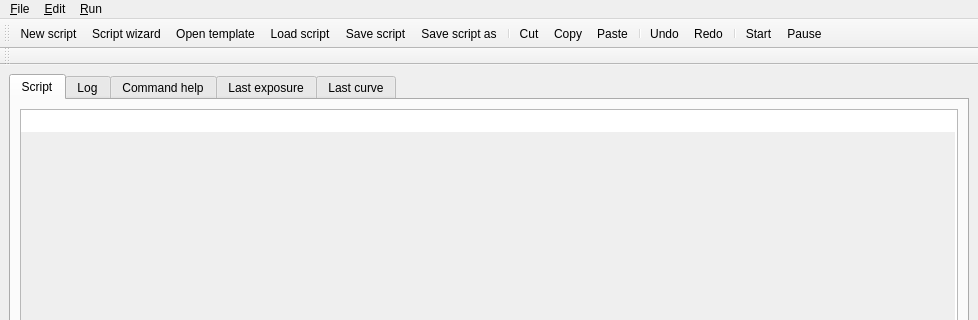
The window that cct/qtgui/measurement/scripteditor/scripteditor.ui (awacha/cct) describes before a commit, drawn with Qt 5; both pictures show x 0 to 978 and y 0 to 320 of the 978 by 571 pixel window.
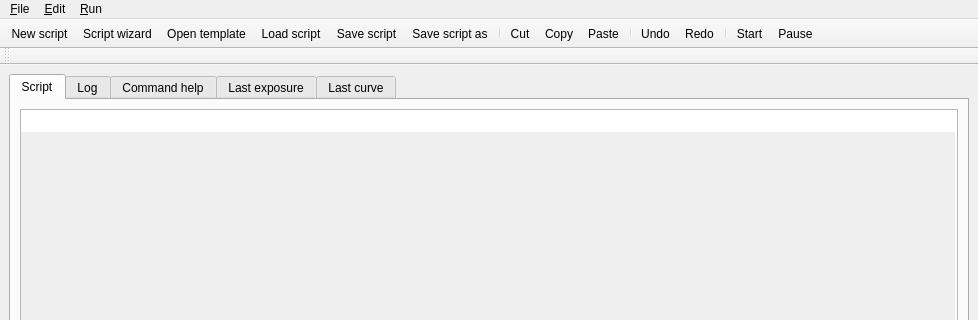
The same window after the commit. Icons and pictures are not drawn.

Commit message: Small ScriptEditor UI adjustments

```diff
--- a/cct/qtgui/measurement/scripteditor/scripteditor.ui
+++ b/cct/qtgui/measurement/scripteditor/scripteditor.ui
@@ -17,6 +17,9 @@
    <iconset resource="../../../resource/icons/icons.qrc">
     <normaloff>:/icons/script.svg</normaloff>:/icons/script.svg</iconset>
   </property>
+  <property name="toolButtonStyle">
+   <enum>Qt::ToolButtonTextUnderIcon</enum>
+  </property>
   <widget class="QWidget" name="centralwidget">
    <layout class="QVBoxLayout" name="verticalLayout">
     <item>
@@ -167,6 +170,9 @@
    <property name="windowTitle">
     <string>toolBar</string>
    </property>
+   <property name="movable">
+    <bool>false</bool>
+   </property>
    <property name="toolButtonStyle">
     <enum>Qt::ToolButtonTextUnderIcon</enum>
    </property>
```
Left out of the diff: 3 changed lines with no effect on the pictures.
